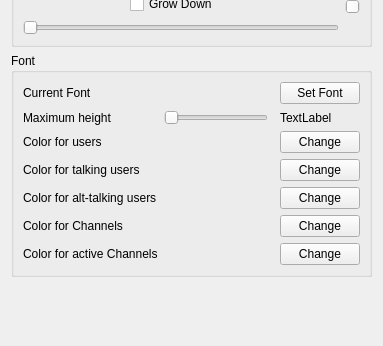
Above: src/mumble/Overlay.ui from mumble-voip/mumble before the change; both pictures show x 0 to 383 and y 245 to 591 of the 383 by 591 pixel window. Below: the same form after it.
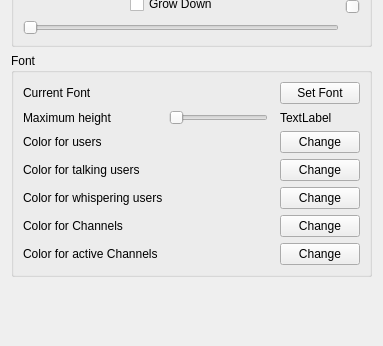
That is the form after the change.

```diff
--- a/src/mumble/Overlay.ui
+++ b/src/mumble/Overlay.ui
@@ -263,7 +263,7 @@
       <item row="4" column="0">
        <widget class="QLabel" name="label_8">
         <property name="text">
-         <string>Color for alt-talking users</string>
+         <string>Color for whispering users</string>
         </property>
        </widget>
       </item>
```
Left out of the diff: 4 changed lines with no effect on the pictures.
